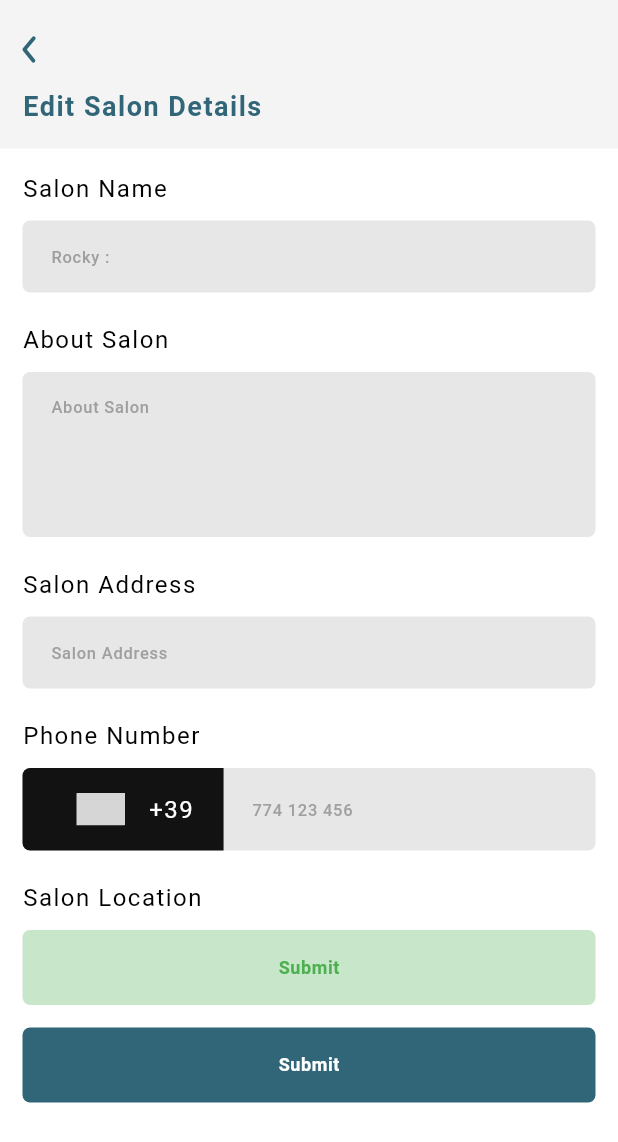
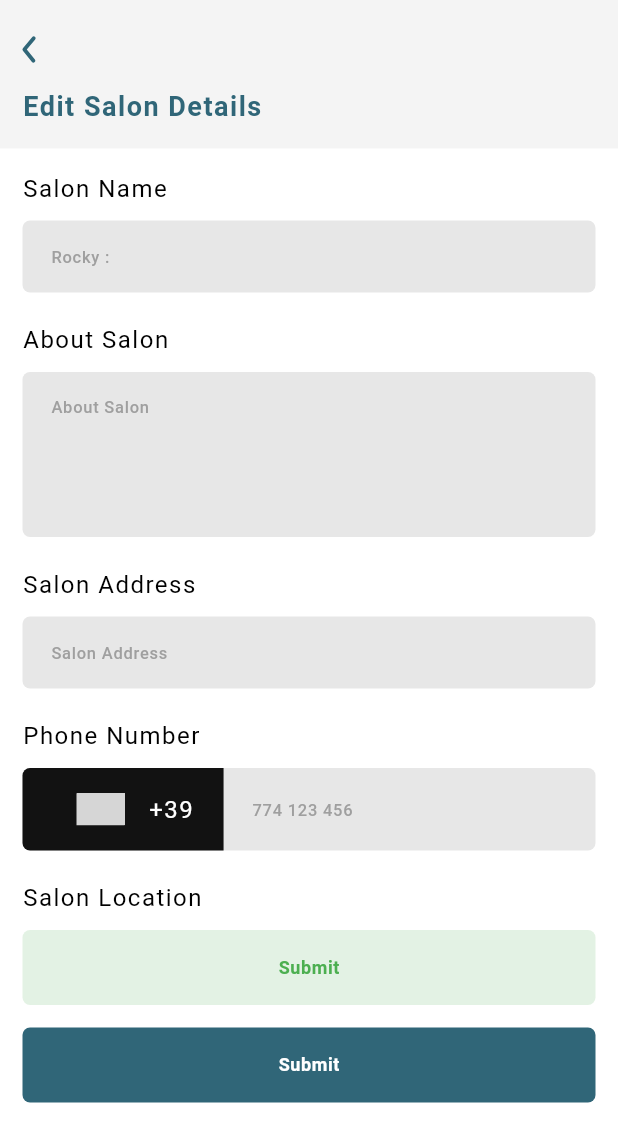
Before and after one commit to ozzene/mbsalon, a Flutter app: the EditSalonDetailsScreen screen opened directly, on a phone screen of 412 x 824 dp. Shown: the top 1142 px of the screen. Run offline on Flutter 3.47's test engine with Material 3 defaults, Android fonts, the light colour scheme and no system bars; drawn by our look-alikes of country_code_picker; our stand-ins replace connectivity_plus, device_preview, dio, dotted_border, flutter_svg, get and 3 more; accounts and stored records are empty; grey boxes are pictures that could not be loaded.

Commit message:
feat:updated details

```diff
--- a/lib/view/screens/settings/widgets/edit_salon_details/edit_salon_details_screen.dart
+++ b/lib/view/screens/settings/widgets/edit_salon_details/edit_salon_details_screen.dart
@@ -278,7 +278,7 @@ class _EditSalonDetailsScreenState extends State<EditSalonDetailsScreen> {
                                   child: ElevatedButton(
                                     style: ElevatedButton.styleFrom(
                                       elevation: 0,
-                                      backgroundColor: const Color(0xFFC8E6C9),
+                                      backgroundColor: const Color(0xFFC8E6C9).withOpacity(0.5),
                                       textStyle: const TextStyle(
                                           color: Colors.white,
                                           fontStyle: FontStyle.normal),
```
